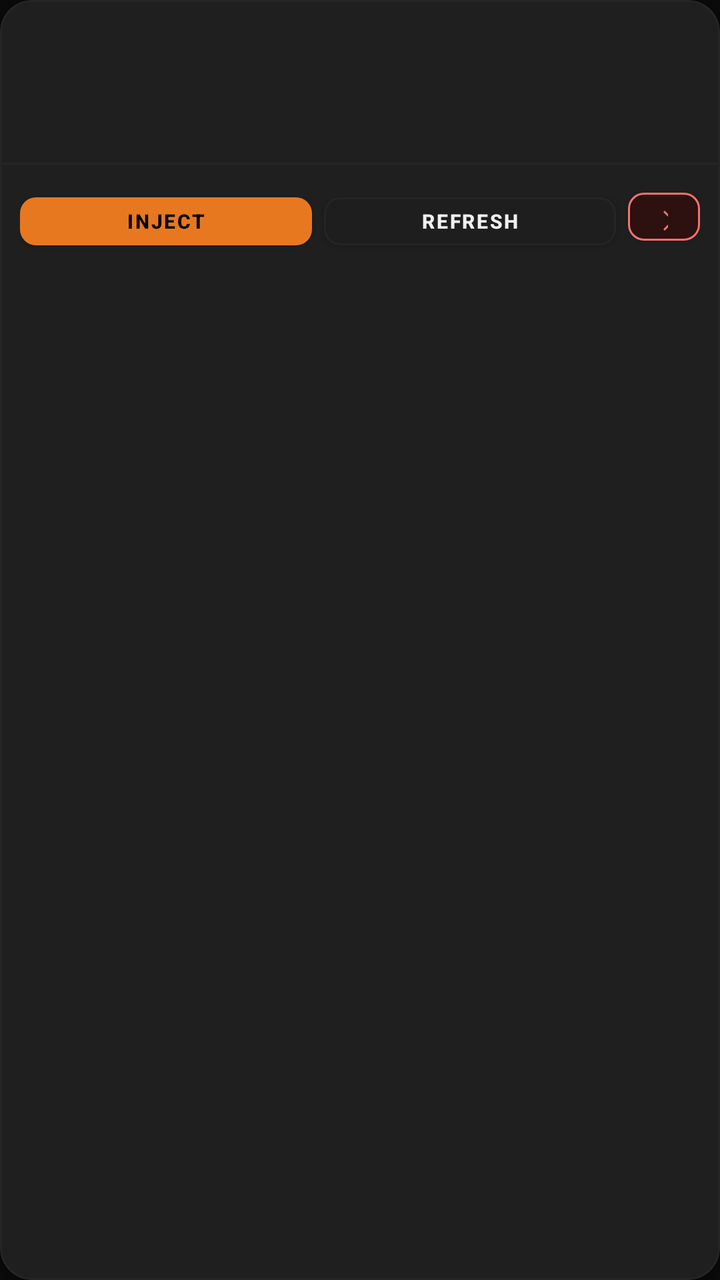
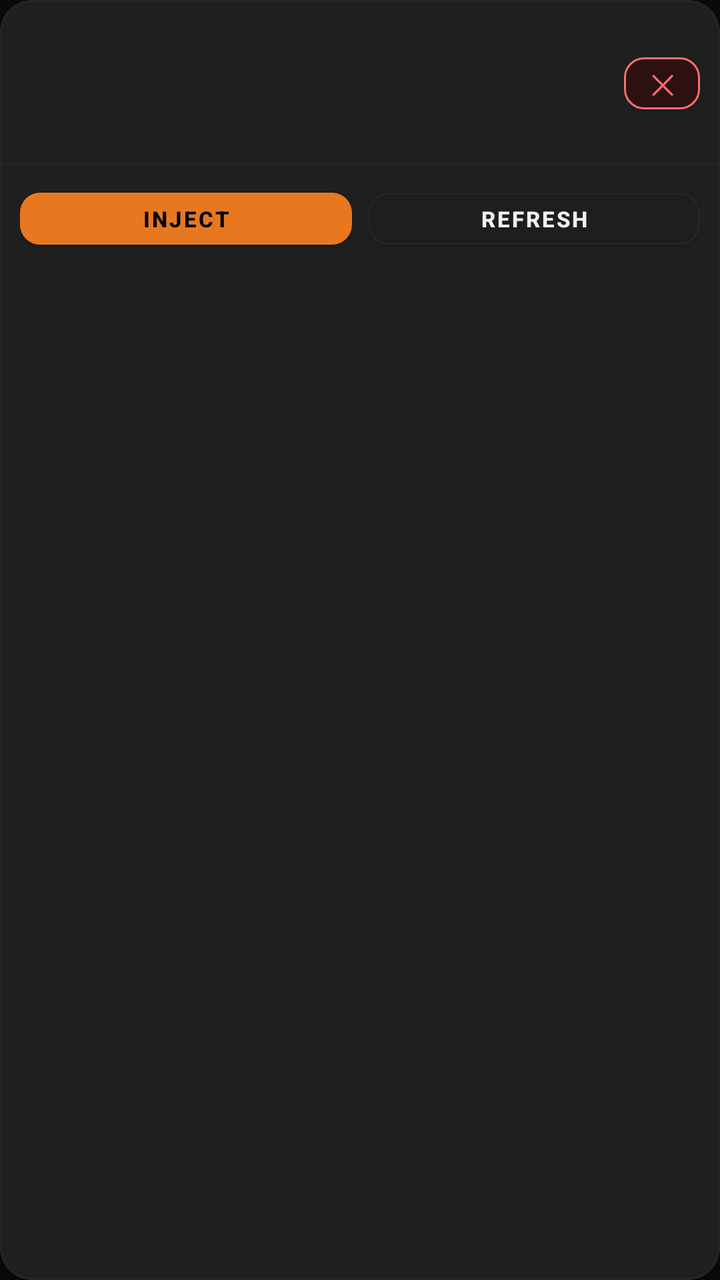

Two renders of the same Android screen: before a commit and after it. Below are the layout's source before the change and the commit's diff.
<!-- AndroidManifest.xml: application theme Theme.RbxTool -->
<!-- res/layout/item_account.xml -->
<?xml version="1.0" encoding="utf-8"?>
<com.google.android.material.card.MaterialCardView
    xmlns:android="http://schemas.android.com/apk/res/android"
    xmlns:app="http://schemas.android.com/apk/res-auto"
    android:layout_width="match_parent"
    android:layout_height="wrap_content"
    android:layout_marginBottom="10dp"
    app:cardBackgroundColor="@color/surface"
    app:cardCornerRadius="16dp"
    app:strokeColor="@color/divider"
    app:strokeWidth="1dp">

    <LinearLayout
        android:layout_width="match_parent"
        android:layout_height="wrap_content"
        android:orientation="vertical">

        
        <LinearLayout
            android:layout_width="match_parent"
            android:layout_height="wrap_content"
            android:orientation="horizontal"
            android:gravity="center_vertical"
            android:paddingStart="16dp"
            android:paddingEnd="16dp"
            android:paddingTop="14dp"
            android:paddingBottom="12dp">

            <LinearLayout
                android:layout_width="0dp"
                android:layout_height="wrap_content"
                android:layout_weight="1"
                android:orientation="vertical">

                <TextView
                    android:id="@+id/tvUsername"
                    android:layout_width="wrap_content"
                    android:layout_height="wrap_content"
                    android:textColor="#F0F0F0"
                    android:textSize="15sp"
                    android:textStyle="bold" />

                <TextView
                    android:id="@+id/tvRobux"
                    android:layout_width="wrap_content"
                    android:layout_height="wrap_content"
                    android:textColor="@color/warning"
                    android:textSize="12sp"
                    android:layout_marginTop="2dp" />

                <TextView
                    android:id="@+id/tvSource"
                    android:layout_width="wrap_content"
                    android:layout_height="wrap_content"
                    android:textColor="@color/on_surface_dim"
                    android:textSize="11sp"
                    android:layout_marginTop="2dp" />

            </LinearLayout>

            <TextView
                android:id="@+id/tvHasPass"
                android:layout_width="wrap_content"
                android:layout_height="wrap_content"
                android:text="🔑"
                android:textSize="16sp"
                android:visibility="gone" />

        </LinearLayout>

        <View
            android:layout_width="match_parent"
            android:layout_height="1dp"
            android:background="@color/divider" />

        
        <LinearLayout
            android:layout_width="match_parent"
            android:layout_height="wrap_content"
            android:orientation="horizontal"
            android:paddingStart="10dp"
            android:paddingEnd="10dp"
            android:paddingTop="8dp"
            android:paddingBottom="8dp">

            <com.google.android.material.button.MaterialButton
                android:id="@+id/btnInject"
                android:layout_width="0dp"
                android:layout_height="36dp"
                android:layout_weight="1"
                android:text="INJECT"
                android:textSize="10sp"
                android:textStyle="bold"
                android:layout_marginEnd="6dp"
                app:backgroundTint="@color/primary"
                app:cornerRadius="8dp" />

            <com.google.android.material.button.MaterialButton
                android:id="@+id/btnRefresh"
                android:layout_width="0dp"
                android:layout_height="36dp"
                android:layout_weight="1"
                android:text="REFRESH"
                android:textSize="10sp"
                android:textStyle="bold"
                android:textColor="#F0F0F0"
                android:layout_marginEnd="6dp"
                app:backgroundTint="@color/surface2"
                app:strokeColor="@color/divider"
                app:strokeWidth="1dp"
                app:cornerRadius="8dp" />

            <com.google.android.material.button.MaterialButton
                android:id="@+id/btnDelete"
                android:layout_width="36dp"
                android:layout_height="36dp"
                android:text="✕"
                android:textSize="13sp"
                android:textColor="#F87171"
                app:backgroundTint="#2D1010"
                app:strokeColor="#F87171"
                app:strokeWidth="1dp"
                app:cornerRadius="8dp" />

        </LinearLayout>

    </LinearLayout>

</com.google.android.material.card.MaterialCardView>
<!-- resources referenced by this layout -->
<resources>
  <color name="divider">#252525</color>
  <color name="on_surface_dim">#777777</color>
  <color name="primary">#E87820</color>
  <color name="surface">#141414</color>
  <color name="surface2">#1E1E1E</color>
  <color name="warning">#FBBF24</color>
  <style name="Theme.RbxTool" parent="Theme.MaterialComponents.NoActionBar">
          <item name="colorPrimary">@color/primary</item>
          <item name="colorPrimaryDark">@color/primary_dark</item>
          <item name="colorAccent">@color/accent</item>
          <item name="colorSurface">@color/surface</item>
          <item name="colorOnSurface">@color/on_surface</item>
          <item name="colorOnBackground">@color/on_surface</item>
          <item name="android:textColor">@color/on_surface</item>
          <item name="android:windowBackground">@color/background</item>
          <item name="android:statusBarColor">@color/background</item>
          <item name="android:navigationBarColor">@color/surface</item>
      </style>
  <color name="primary_dark">#C45F10</color>
  <color name="accent">#E87820</color>
  <color name="on_surface">#F0F0F0</color>
  <color name="background">#0A0A0A</color>
</resources>

<!-- the commit's change to res/layout/item_account.xml (unified diff, before → after) -->
@@ -22,7 +22,7 @@
             android:orientation="horizontal"
             android:gravity="center_vertical"
             android:paddingStart="16dp"
-            android:paddingEnd="16dp"
+            android:paddingEnd="10dp"
             android:paddingTop="14dp"
             android:paddingBottom="12dp">
 
@@ -32,13 +32,29 @@
                 android:layout_weight="1"
                 android:orientation="vertical">
 
-                <TextView
-                    android:id="@+id/tvUsername"
+                <LinearLayout
                     android:layout_width="wrap_content"
                     android:layout_height="wrap_content"
-                    android:textColor="#F0F0F0"
-                    android:textSize="15sp"
-                    android:textStyle="bold" />
+                    android:orientation="horizontal"
+                    android:gravity="center_vertical">
+
+                    <TextView
+                        android:id="@+id/tvUsername"
+                        android:layout_width="wrap_content"
+                        android:layout_height="wrap_content"
+                        android:textColor="#F0F0F0"
+                        android:textSize="15sp"
+                        android:textStyle="bold" />
+
+                    <TextView
+                        android:id="@+id/tvHasPass"
+                        android:layout_width="wrap_content"
+                        android:layout_height="wrap_content"
+                        android:text=" 🔑"
+                        android:textSize="12sp"
+                        android:visibility="gone" />
+
+                </LinearLayout>
 
                 <TextView
                     android:id="@+id/tvRobux"
@@ -58,13 +74,19 @@
 
             </LinearLayout>
 
-            <TextView
-                android:id="@+id/tvHasPass"
-                android:layout_width="wrap_content"
-                android:layout_height="wrap_content"
-                android:text="🔑"
-                android:textSize="16sp"
-                android:visibility="gone" />
+            
+            <com.google.android.material.button.MaterialButton
+                android:id="@+id/btnDelete"
+                android:layout_width="38dp"
+                android:layout_height="38dp"
+                android:text="✕"
+                android:textSize="14sp"
+                android:textColor="#F87171"
+                android:padding="0dp"
+                app:backgroundTint="#2D1010"
+                app:strokeColor="#F87171"
+                app:strokeWidth="1dp"
+                app:cornerRadius="10dp" />
 
         </LinearLayout>
 
@@ -86,41 +108,28 @@
             <com.google.android.material.button.MaterialButton
                 android:id="@+id/btnInject"
                 android:layout_width="0dp"
-                android:layout_height="36dp"
+                android:layout_height="38dp"
                 android:layout_weight="1"
                 android:text="INJECT"
-                android:textSize="10sp"
+                android:textSize="11sp"
                 android:textStyle="bold"
-                android:layout_marginEnd="6dp"
+                android:layout_marginEnd="8dp"
                 app:backgroundTint="@color/primary"
-                app:cornerRadius="8dp" />
+                app:cornerRadius="10dp" />
 
             <com.google.android.material.button.MaterialButton
                 android:id="@+id/btnRefresh"
                 android:layout_width="0dp"
-                android:layout_height="36dp"
+                android:layout_height="38dp"
                 android:layout_weight="1"
                 android:text="REFRESH"
-                android:textSize="10sp"
+                android:textSize="11sp"
                 android:textStyle="bold"
                 android:textColor="#F0F0F0"
-                android:layout_marginEnd="6dp"
                 app:backgroundTint="@color/surface2"
                 app:strokeColor="@color/divider"
                 app:strokeWidth="1dp"
-                app:cornerRadius="8dp" />
-
-            <com.google.android.material.button.MaterialButton
-                android:id="@+id/btnDelete"
-                android:layout_width="36dp"
-                android:layout_height="36dp"
-                android:text="✕"
-                android:textSize="13sp"
-                android:textColor="#F87171"
-                app:backgroundTint="#2D1010"
-                app:strokeColor="#F87171"
-                app:strokeWidth="1dp"
-                app:cornerRadius="8dp" />
+                app:cornerRadius="10dp" />
 
         </LinearLayout>
 
